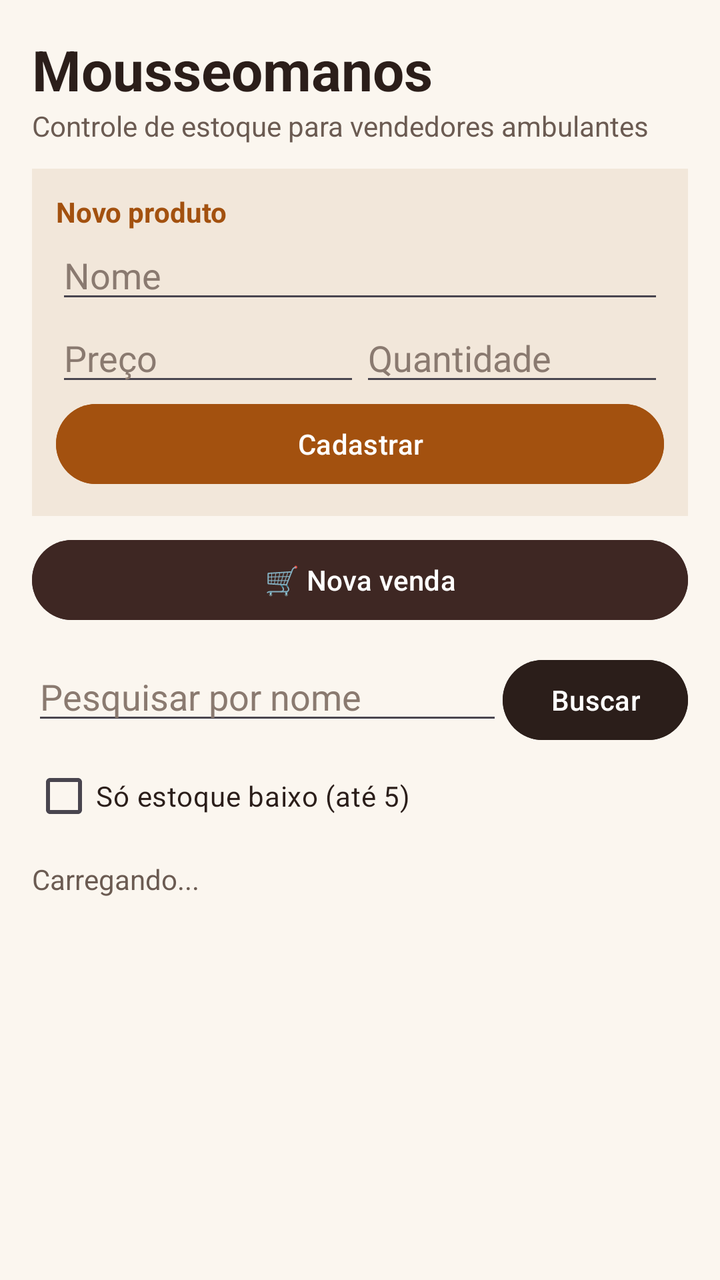
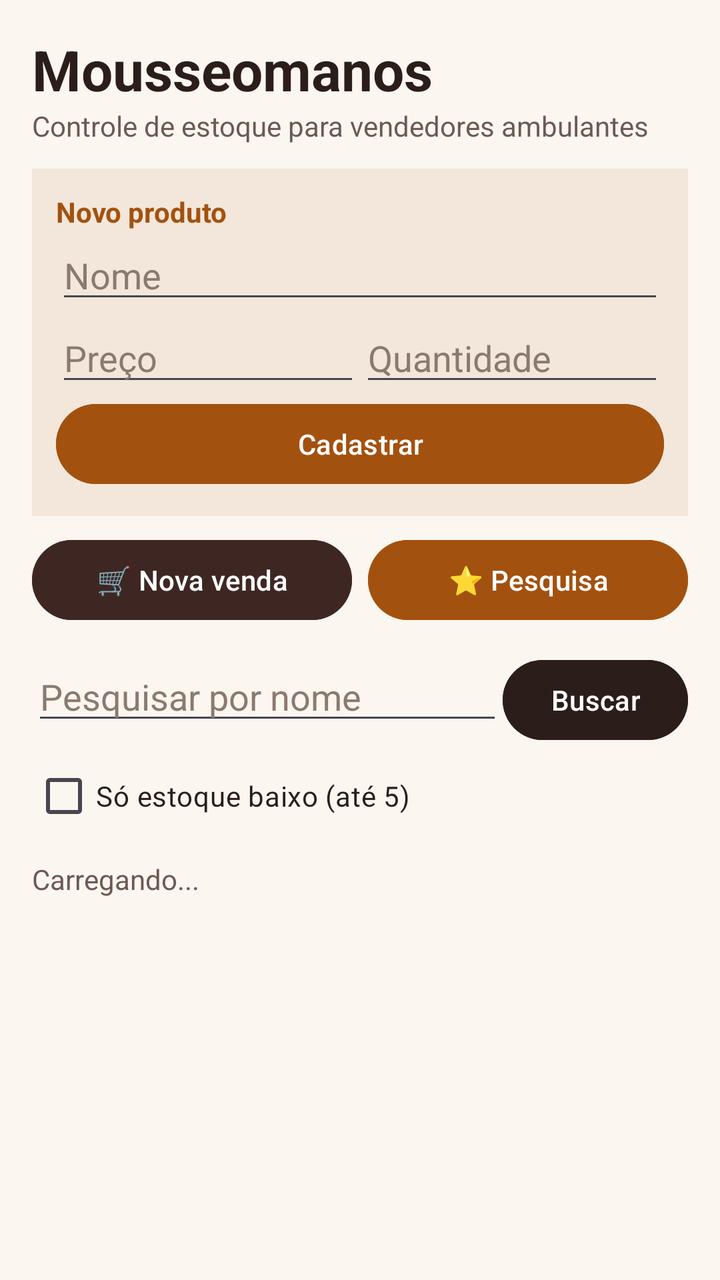

Before-and-after screenshots of an Android layout around one commit, followed by the original layout XML and the change that was made.
<!-- AndroidManifest.xml: application theme Theme.TaskUp -->
<!-- res/layout/activity_main.xml -->
<?xml version="1.0" encoding="utf-8"?>
<LinearLayout xmlns:android="http://schemas.android.com/apk/res/android"
    android:id="@+id/main"
    android:layout_width="match_parent"
    android:layout_height="match_parent"
    android:background="#FBF6EF"
    android:orientation="vertical"
    android:padding="16dp">

    <TextView
        android:layout_width="wrap_content"
        android:layout_height="wrap_content"
        android:text="Mousseomanos"
        android:textColor="#2B1E1A"
        android:textSize="28sp"
        android:textStyle="bold" />

    <TextView
        android:layout_width="wrap_content"
        android:layout_height="wrap_content"
        android:layout_marginBottom="12dp"
        android:text="Controle de estoque para vendedores ambulantes"
        android:textColor="#6B5B52"
        android:textSize="14sp" />

    
    <LinearLayout
        android:layout_width="match_parent"
        android:layout_height="wrap_content"
        android:background="#F2E7DA"
        android:orientation="vertical"
        android:padding="12dp">

        <TextView
            android:id="@+id/txtTituloForm"
            android:layout_width="wrap_content"
            android:layout_height="wrap_content"
            android:text="Novo produto"
            android:textColor="#A3510F"
            android:textStyle="bold" />

        <EditText
            android:id="@+id/edtNome"
            android:layout_width="match_parent"
            android:layout_height="wrap_content"
            android:hint="Nome"
            android:inputType="textCapSentences"
            android:textColor="#2B1E1A"
            android:textColorHint="#8A7A70" />

        <LinearLayout
            android:layout_width="match_parent"
            android:layout_height="wrap_content"
            android:orientation="horizontal">

            <EditText
                android:id="@+id/edtPreco"
                android:layout_width="0dp"
                android:layout_height="wrap_content"
                android:layout_weight="1"
                android:hint="Preço"
                android:inputType="numberDecimal"
                android:textColor="#2B1E1A"
                android:textColorHint="#8A7A70" />

            <EditText
                android:id="@+id/edtQuantidade"
                android:layout_width="0dp"
                android:layout_height="wrap_content"
                android:layout_weight="1"
                android:hint="Quantidade"
                android:inputType="number"
                android:textColor="#2B1E1A"
                android:textColorHint="#8A7A70" />
        </LinearLayout>

        <LinearLayout
            android:layout_width="match_parent"
            android:layout_height="wrap_content"
            android:orientation="horizontal">

            <Button
                android:id="@+id/btnSalvar"
                android:layout_width="0dp"
                android:layout_height="wrap_content"
                android:layout_weight="1"
                android:backgroundTint="#A3510F"
                android:text="Cadastrar" />

            <Button
                android:id="@+id/btnCancelar"
                android:layout_width="wrap_content"
                android:layout_height="wrap_content"
                android:layout_marginStart="8dp"
                android:backgroundTint="#6B5B52"
                android:text="Cancelar"
                android:visibility="gone" />
        </LinearLayout>
    </LinearLayout>

    
    <Button
        android:id="@+id/btnVendas"
        android:layout_width="match_parent"
        android:layout_height="wrap_content"
        android:layout_marginTop="8dp"
        android:backgroundTint="#3E2723"
        android:text="🛒 Nova venda" />

    
    <LinearLayout
        android:layout_width="match_parent"
        android:layout_height="wrap_content"
        android:layout_marginTop="12dp"
        android:orientation="horizontal">

        <EditText
            android:id="@+id/edtBusca"
            android:layout_width="0dp"
            android:layout_height="wrap_content"
            android:layout_weight="1"
            android:hint="Pesquisar por nome"
            android:inputType="text"
            android:textColor="#2B1E1A"
            android:textColorHint="#8A7A70" />

        <Button
            android:id="@+id/btnBuscar"
            android:layout_width="wrap_content"
            android:layout_height="wrap_content"
            android:backgroundTint="#2B1E1A"
            android:text="Buscar" />
    </LinearLayout>

    <CheckBox
        android:id="@+id/chkBaixo"
        android:layout_width="wrap_content"
        android:layout_height="wrap_content"
        android:text="Só estoque baixo (até 5)"
        android:textColor="#2B1E1A" />

    <TextView
        android:id="@+id/txtStatus"
        android:layout_width="wrap_content"
        android:layout_height="wrap_content"
        android:paddingVertical="8dp"
        android:text="Carregando..."
        android:textColor="#6B5B52" />

    <androidx.recyclerview.widget.RecyclerView
        android:id="@+id/recycler"
        android:layout_width="match_parent"
        android:layout_height="0dp"
        android:layout_weight="1" />
</LinearLayout>
<!-- resources referenced by this layout -->
<resources>
  <style name="Theme.TaskUp" parent="Base.Theme.TaskUp" />
  <style name="Base.Theme.TaskUp" parent="Theme.Material3.DayNight.NoActionBar">
          
          
      </style>
</resources>

<!-- the commit's change to res/layout/activity_main.xml (unified diff, before → after) -->
@@ -99,13 +99,29 @@
     </LinearLayout>
 
     
-    <Button
-        android:id="@+id/btnVendas"
+    <LinearLayout
         android:layout_width="match_parent"
         android:layout_height="wrap_content"
         android:layout_marginTop="8dp"
-        android:backgroundTint="#3E2723"
-        android:text="🛒 Nova venda" />
+        android:orientation="horizontal">
+
+        <Button
+            android:id="@+id/btnVendas"
+            android:layout_width="0dp"
+            android:layout_height="wrap_content"
+            android:layout_weight="1"
+            android:layout_marginEnd="8dp"
+            android:backgroundTint="#3E2723"
+            android:text="🛒 Nova venda" />
+
+        <Button
+            android:id="@+id/btnWebView"
+            android:layout_width="0dp"
+            android:layout_height="wrap_content"
+            android:layout_weight="1"
+            android:backgroundTint="#A3510F"
+            android:text="⭐ Pesquisa" />
+    </LinearLayout>
 
     
     <LinearLayout
